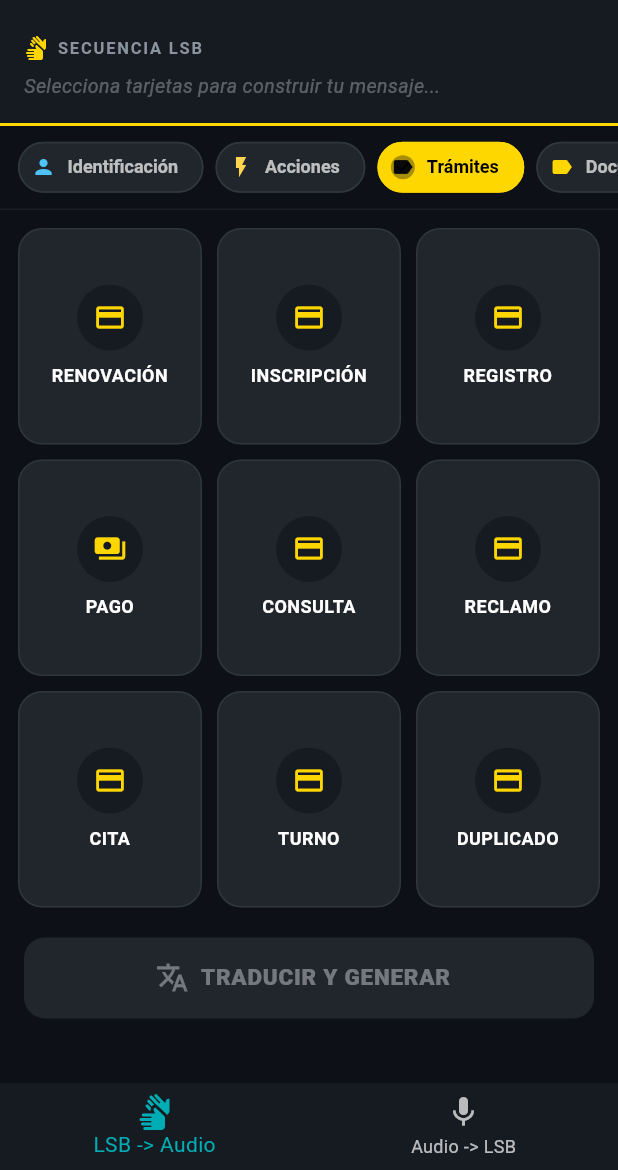
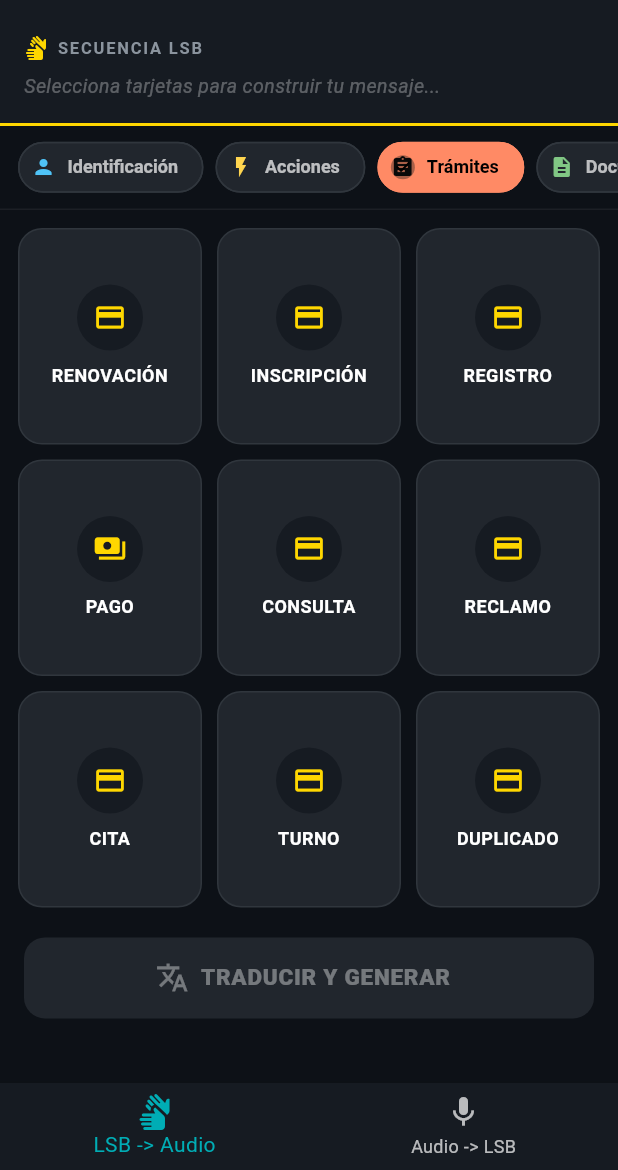
Before and after one commit to nathan95oks/OpenSoul, a Flutter app: the screen it shows after launch, after a tap on "Acciones", after a tap on "Trámites", on a phone screen of 412 x 824 dp, the part 66-1236 px from its top. Run offline on Flutter 3.47's test engine with Material 3 defaults, Android fonts, the light colour scheme and no system bars; our stand-ins replace audioplayers, flutter_riverpod, go_router, permission_handler, video_player; missing offline and left inert: model_viewer_plus, record.

Commit message:
refactor(ui): update category filter with citizen service categories and remove unused iconMap

```diff
--- a/lib/features/lsb_to_text_audio/presentation/widgets/category_filter.dart
+++ b/lib/features/lsb_to_text_audio/presentation/widgets/category_filter.dart
@@ -2,84 +2,20 @@ import 'package:flutter/material.dart';
 import 'package:flutter_riverpod/flutter_riverpod.dart';
 import '../providers/cards_provider.dart';
 
-/// Mapa de íconos semánticos por nombre de string.
-const _iconMap = <String, IconData>{
-  'person': Icons.person,
-  'child_care': Icons.child_care,
-  'woman': Icons.woman,
-  'man': Icons.man,
-  'people': Icons.people,
-  'family_restroom': Icons.family_restroom,
-  'person_outline': Icons.person_outline,
-  'help_outline': Icons.help_outline,
-  'warning': Icons.warning,
-  'dangerous': Icons.dangerous,
-  'groups': Icons.groups,
-  'gavel': Icons.gavel,
-  'report': Icons.report,
-  'front_hand': Icons.front_hand,
-  'swipe_left': Icons.swipe_left,
-  'sports_mma': Icons.sports_mma,
-  'warning_amber': Icons.warning_amber,
-  'search_off': Icons.search_off,
-  'description': Icons.description,
-  'directions_walk': Icons.directions_walk,
-  'record_voice_over': Icons.record_voice_over,
-  'directions_run': Icons.directions_run,
-  'exit_to_app': Icons.exit_to_app,
-  'backpack': Icons.backpack,
-  'smartphone': Icons.smartphone,
-  'payments': Icons.payments,
-  'article': Icons.article,
-  'account_balance_wallet': Icons.account_balance_wallet,
-  'badge': Icons.badge,
-  'vpn_key': Icons.vpn_key,
-  'directions_car': Icons.directions_car,
-  'local_police': Icons.local_police,
-  'personal_injury': Icons.personal_injury,
-  'dark_mode': Icons.dark_mode,
-  'light_mode': Icons.light_mode,
-  'history': Icons.history,
-  'today': Icons.today,
-  'access_time': Icons.access_time,
-  'wb_sunny': Icons.wb_sunny,
-  'wb_twilight': Icons.wb_twilight,
-  'add_road': Icons.add_road,
-  'directions_bus': Icons.directions_bus,
-  'home': Icons.home,
-  'park': Icons.park,
-  'storefront': Icons.storefront,
-  'local_hospital': Icons.local_hospital,
-  'work': Icons.work,
-  'balance': Icons.balance,
-  'medical_services': Icons.medical_services,
-  'emergency': Icons.emergency,
-  'account_balance': Icons.account_balance,
-  'sign_language': Icons.sign_language,
-  'fire_truck': Icons.fire_truck,
-  'priority_high': Icons.priority_high,
-  'sos': Icons.sos,
-  'crisis_alert': Icons.crisis_alert,
-  'report_problem': Icons.report_problem,
-  'mood_bad': Icons.mood_bad,
-  'healing': Icons.healing,
-  'credit_card': Icons.credit_card,
-};
 
 /// Íconos y colores por categoría para el UI.
 const _categoryMeta = <String, Map<String, dynamic>>{
   'Identificación': {'icon': Icons.person, 'color': 0xFF4FC3F7},
-  'Agresores': {'icon': Icons.warning, 'color': 0xFFFF7043},
   'Acciones': {'icon': Icons.flash_on, 'color': 0xFFFFD54F},
-  'Objetos': {'icon': Icons.inventory_2, 'color': 0xFF81C784},
-  'Delitos': {'icon': Icons.gavel, 'color': 0xFFEF5350},
+  'Trámites': {'icon': Icons.assignment, 'color': 0xFFFF8A65},
+  'Documentos': {'icon': Icons.description, 'color': 0xFF81C784},
   'Tiempo': {'icon': Icons.access_time, 'color': 0xFFCE93D8},
-  'Lugares': {'icon': Icons.place, 'color': 0xFF4DB6AC},
-  'Servicios': {'icon': Icons.account_balance, 'color': 0xFF64B5F6},
-  'Urgencia': {'icon': Icons.crisis_alert, 'color': 0xFFFF5252},
+  'Instituciones': {'icon': Icons.account_balance, 'color': 0xFF64B5F6},
+  'Servicios': {'icon': Icons.support_agent, 'color': 0xFF4DB6AC},
+  'Estado/Urgencia': {'icon': Icons.crisis_alert, 'color': 0xFFFF5252},
 };
 
-/// Filtro horizontal de categorías jurídicas con íconos.
+/// Filtro horizontal de categorías ciudadanas con íconos.
 class CategoryFilter extends ConsumerWidget {
   const CategoryFilter({super.key});
 
```
